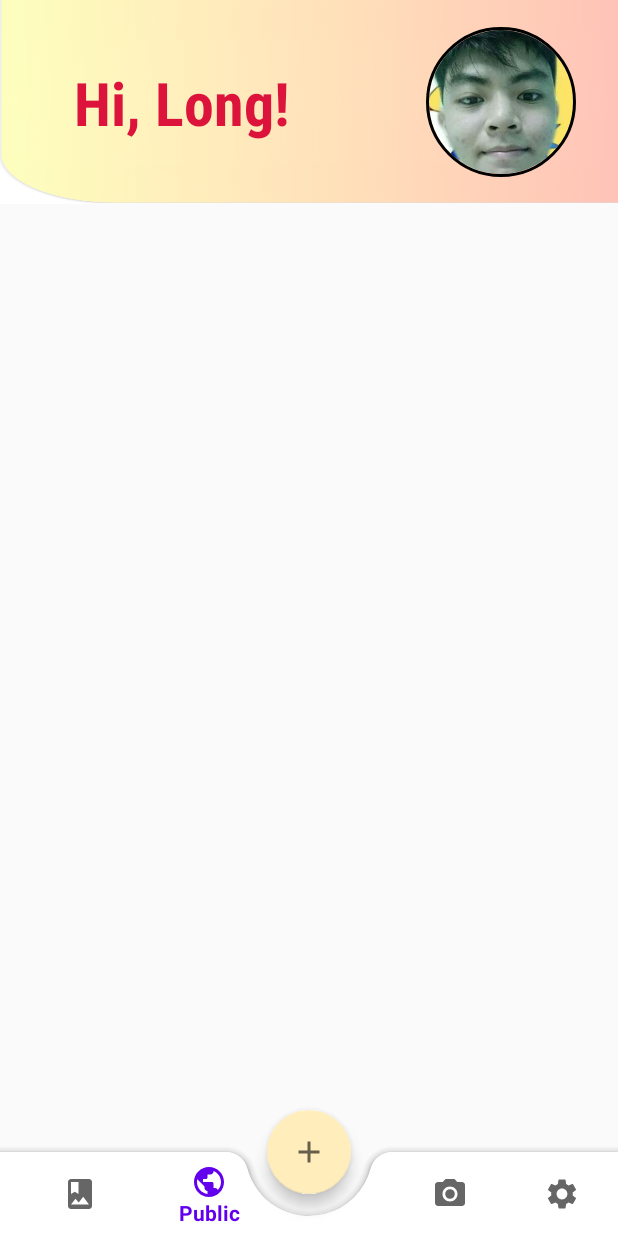
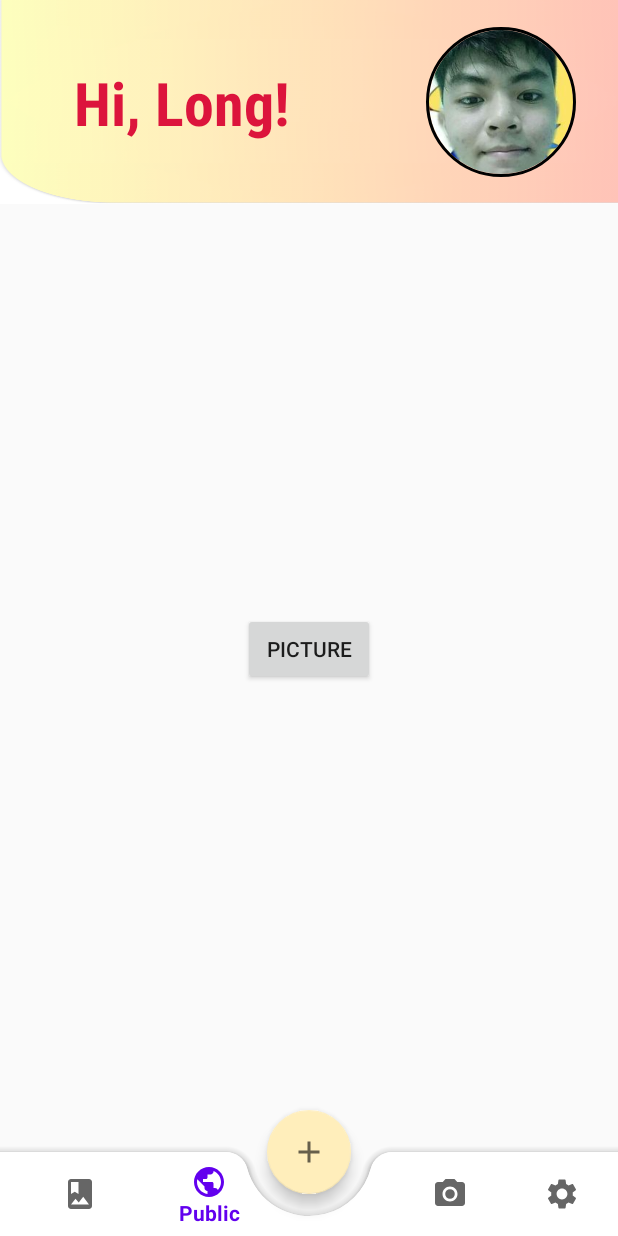
Before and after one commit to leesuby/BananaAlbumApp, an Android app: the MainScreen screen opened directly, with no data from a screen before it, item 2 of the bottom bar chosen, on a phone screen of 412 x 824 dp. Run offline under Robolectric (Android 15) with nearby library versions, the phone set to English and light mode, and no system bars; our stand-ins replace CircleImageView.

Commit message:
change button for picture

```diff
--- a/app/src/main/java/com/example/bananaalbum/views/MainScreen.java
+++ b/app/src/main/java/com/example/bananaalbum/views/MainScreen.java
@@ -78,12 +78,11 @@ public class MainScreen extends AppCompatActivity {
                 return true;
             }
         });
-        FloatingActionButton btnAddUser = findViewById(R.id.addAlbumbtn);
-        btnAddUser.setOnClickListener(new View.OnClickListener() {
+        FloatingActionButton btnAddAlbum = findViewById(R.id.addAlbumbtn);
+        btnAddAlbum.setOnClickListener(new View.OnClickListener() {
             @Override
             public void onClick(View view) {
-                Intent intent = new Intent(MainScreen.this, EditPhoto.class);
-                startActivity(intent);
+
             }
         });
 
--- a/app/src/main/java/com/example/bananaalbum/views/PublicFragment.java
+++ b/app/src/main/java/com/example/bananaalbum/views/PublicFragment.java
@@ -15,6 +15,7 @@ import android.provider.MediaStore;
 import android.view.LayoutInflater;
 import android.view.View;
 import android.view.ViewGroup;
+import android.widget.Button;
 import android.widget.ImageView;
 
 import androidx.annotation.NonNull;
@@ -32,10 +33,21 @@ import java.util.Objects;
 
 public class PublicFragment extends Fragment {
 
+    Button btnPic;
     @Nullable
     @Override
     public View onCreateView(@NonNull LayoutInflater inflater, @Nullable ViewGroup container, @Nullable Bundle savedInstanceState) {
+
         View view = inflater.inflate(R.layout.fragment_public, container, false);
+        btnPic = view.findViewById(R.id.btnPic);
+
+        btnPic.setOnClickListener(new View.OnClickListener() {
+            @Override
+            public void onClick(View view) {
+                Intent intent = new Intent(PublicFragment.this.getActivity(), EditPhoto.class);
+                startActivity(intent);
+            }
+        });
         return view;
     }
 }
--- a/app/src/main/res/layout/fragment_public.xml
+++ b/app/src/main/res/layout/fragment_public.xml
@@ -5,4 +5,16 @@
     android:layout_width="match_parent"
     android:layout_height="match_parent">
 
+    <Button
+        android:id="@+id/btnPic"
+        android:layout_width="wrap_content"
+        android:layout_height="wrap_content"
+        android:text="picture"
+        app:layout_constraintBottom_toBottomOf="parent"
+        app:layout_constraintEnd_toEndOf="parent"
+        app:layout_constraintStart_toStartOf="parent"
+        app:layout_constraintTop_toTopOf="parent">
+
+    </Button>
+
 </androidx.constraintlayout.widget.ConstraintLayout>
```
